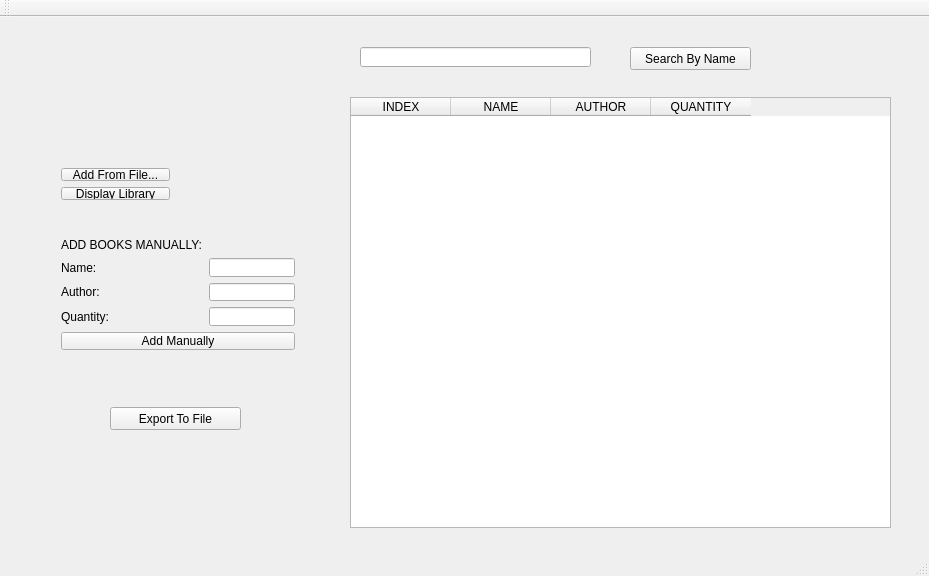
The window that ProjectZero/mainwindow.ui (nishantpai/ProjectZero) describes before a commit, drawn with Qt 5.
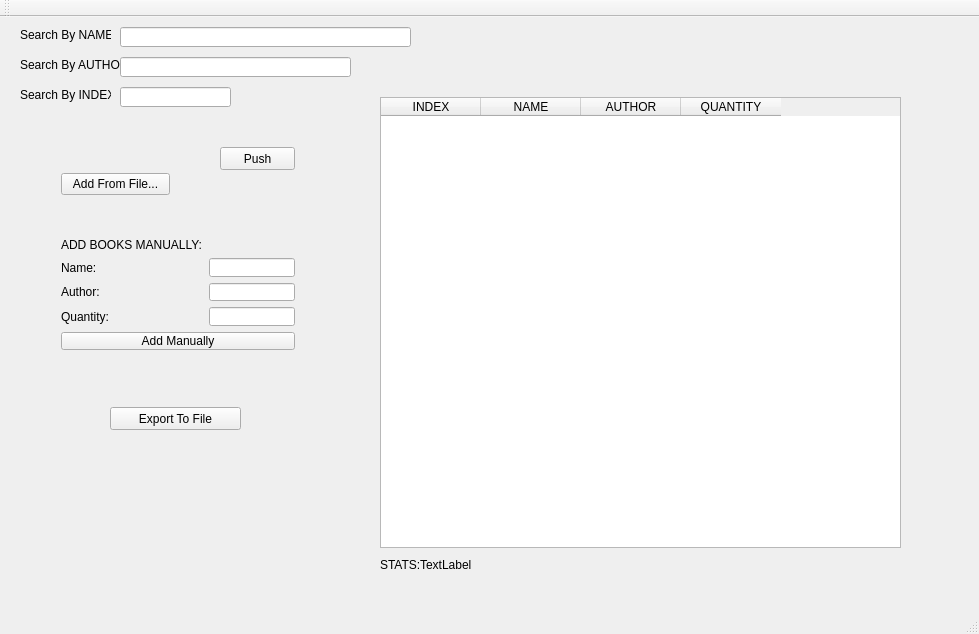
The same window after the commit.

```diff
--- a/ProjectZero/mainwindow.ui
+++ b/ProjectZero/mainwindow.ui
@@ -6,8 +6,8 @@
    <rect>
     <x>0</x>
     <y>0</y>
-    <width>929</width>
-    <height>576</height>
+    <width>979</width>
+    <height>634</height>
    </rect>
   </property>
   <property name="windowTitle">
@@ -17,10 +17,10 @@
    <widget class="QTableWidget" name="displayBooks">
     <property name="geometry">
      <rect>
-      <x>350</x>
+      <x>380</x>
       <y>80</y>
-      <width>541</width>
-      <height>431</height>
+      <width>521</width>
+      <height>451</height>
      </rect>
     </property>
     <property name="sortingEnabled">
@@ -106,29 +106,6 @@
      </item>
     </layout>
    </widget>
-   <widget class="QLineEdit" name="searchEdit">
-    <property name="geometry">
-     <rect>
-      <x>360</x>
-      <y>30</y>
-      <width>231</width>
-      <height>20</height>
-     </rect>
-    </property>
-   </widget>
-   <widget class="QPushButton" name="searchButton">
-    <property name="geometry">
-     <rect>
-      <x>630</x>
-      <y>30</y>
-      <width>121</width>
-      <height>23</height>
-     </rect>
-    </property>
-    <property name="text">
-     <string>Search By Name</string>
-    </property>
-   </widget>
    <widget class="QPushButton" name="pushButton">
     <property name="geometry">
      <rect>
@@ -142,7 +119,7 @@
      <string>Export To File</string>
     </property>
    </widget>
-   <widget class="QWidget" name="">
+   <widget class="QWidget" name="layoutWidget">
     <property name="geometry">
      <rect>
       <x>50</x>
@@ -159,15 +136,116 @@
        </property>
       </widget>
      </item>
-     <item>
-      <widget class="QPushButton" name="displayLibraryButton">
-       <property name="text">
-        <string>Display Library</string>
-       </property>
-      </widget>
-     </item>
     </layout>
    </widget>
+   <widget class="QLabel" name="label_5">
+    <property name="geometry">
+     <rect>
+      <x>20</x>
+      <y>10</y>
+      <width>91</width>
+      <height>16</height>
+     </rect>
+    </property>
+    <property name="text">
+     <string>Search By NAME:</string>
+    </property>
+   </widget>
+   <widget class="QLabel" name="label_6">
+    <property name="geometry">
+     <rect>
+      <x>20</x>
+      <y>40</y>
+      <width>101</width>
+      <height>16</height>
+     </rect>
+    </property>
+    <property name="text">
+     <string>Search By AUTHOR:</string>
+    </property>
+   </widget>
+   <widget class="QLabel" name="label_7">
+    <property name="geometry">
+     <rect>
+      <x>20</x>
+      <y>70</y>
+      <width>91</width>
+      <height>16</height>
+     </rect>
+    </property>
+    <property name="text">
+     <string>Search By INDEX:</string>
+    </property>
+   </widget>
+   <widget class="QLineEdit" name="searchByAuthorEdit">
+    <property name="geometry">
+     <rect>
+      <x>120</x>
+      <y>40</y>
+      <width>231</width>
+      <height>20</height>
+     </rect>
+    </property>
+   </widget>
+   <widget class="QLineEdit" name="searchByIndexEdit">
+    <property name="geometry">
+     <rect>
+      <x>120</x>
+      <y>70</y>
+      <width>111</width>
+      <height>20</height>
+     </rect>
+    </property>
+   </widget>
+   <widget class="QLineEdit" name="searchByNameEdit">
+    <property name="geometry">
+     <rect>
+      <x>120</x>
+      <y>10</y>
+      <width>291</width>
+      <height>20</height>
+     </rect>
+    </property>
+   </widget>
+   <widget class="QPushButton" name="pushButton_2">
+    <property name="geometry">
+     <rect>
+      <x>220</x>
+      <y>130</y>
+      <width>75</width>
+      <height>23</height>
+     </rect>
+    </property>
+    <property name="text">
+     <string>Push</string>
+    </property>
+   </widget>
+   <widget class="QLabel" name="label_8">
+    <property name="geometry">
+     <rect>
+      <x>380</x>
+      <y>540</y>
+      <width>41</width>
+      <height>16</height>
+     </rect>
+    </property>
+    <property name="text">
+     <string>STATS: </string>
+    </property>
+   </widget>
+   <widget class="QLabel" name="statsLabel">
+    <property name="geometry">
+     <rect>
+      <x>420</x>
+      <y>540</y>
+      <width>141</width>
+      <height>16</height>
+     </rect>
+    </property>
+    <property name="text">
+     <string>TextLabel</string>
+    </property>
+   </widget>
   </widget>
   <widget class="QMenuBar" name="menuBar">
    <property name="geometry">
```
Left out of the diff: 2 changed lines with no effect on the pictures.
